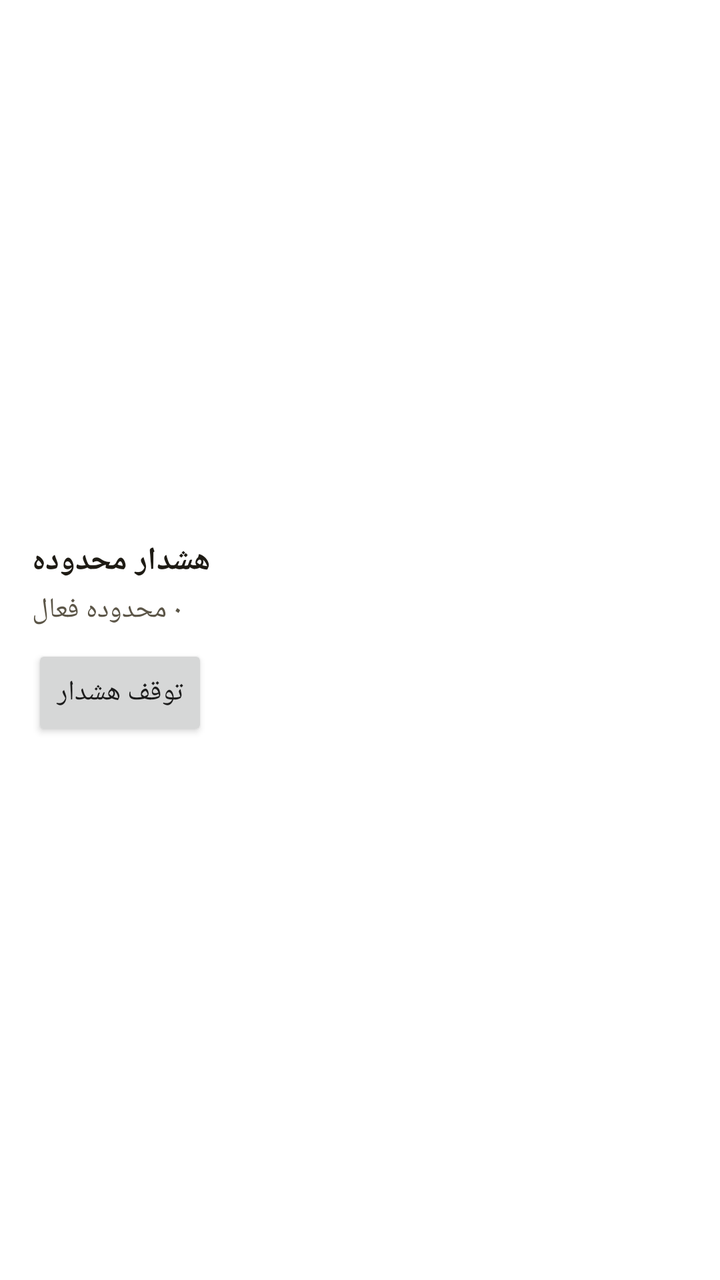
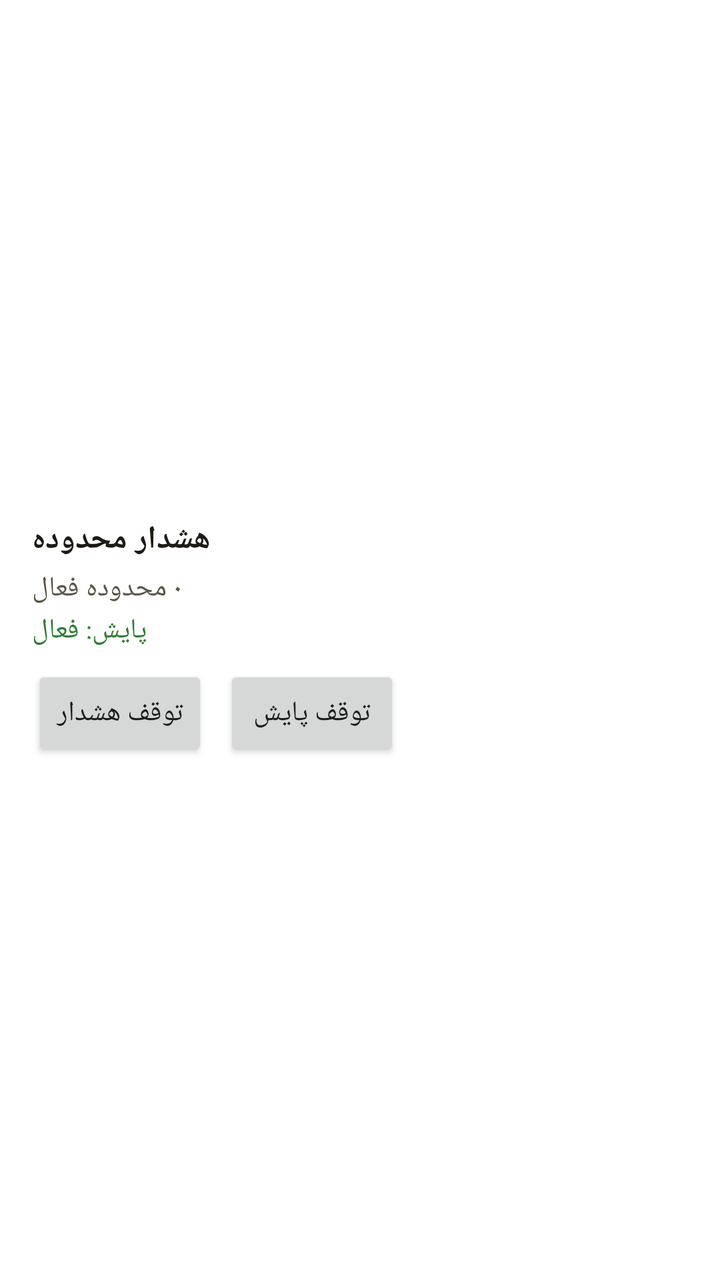

Before-and-after screenshots of an Android layout around one commit, followed by the original layout XML and the change that was made.
<!-- AndroidManifest.xml: application theme Theme.GeofenceAlert -->
<!-- res/layout/widget_geofence.xml -->
<?xml version="1.0" encoding="utf-8"?>
<LinearLayout xmlns:android="http://schemas.android.com/apk/res/android"
    android:id="@+id/widget_root"
    android:layout_width="match_parent"
    android:layout_height="match_parent"
    android:orientation="vertical"
    android:gravity="center_vertical"
    android:padding="16dp"
    android:background="@android:color/white">

    <TextView
        android:layout_width="wrap_content"
        android:layout_height="wrap_content"
        android:text="هشدار محدوده"
        android:textStyle="bold"
        android:textSize="16sp"
        android:textColor="#1E1B14" />

    <TextView
        android:id="@+id/tv_status"
        android:layout_width="wrap_content"
        android:layout_height="wrap_content"
        android:layout_marginTop="4dp"
        android:text="۰ محدوده فعال"
        android:textSize="14sp"
        android:textColor="#5C5648" />

    <Button
        android:id="@+id/btn_stop"
        android:layout_width="wrap_content"
        android:layout_height="wrap_content"
        android:layout_marginTop="8dp"
        android:text="توقف هشدار" />

</LinearLayout>
<!-- resources referenced by this layout -->
<resources>
  <style name="Theme.GeofenceAlert" parent="android:Theme.Material.Light.NoActionBar">
          <item name="android:statusBarColor">#1B5E20</item>
          <item name="android:navigationBarColor">#FFFFFF</item>
          <item name="android:windowLightStatusBar">false</item>
      </style>
</resources>

<!-- the commit's change to res/layout/widget_geofence.xml (unified diff, before → after) -->
@@ -25,11 +25,45 @@
         android:textSize="14sp"
         android:textColor="#5C5648" />
 
-    <Button
-        android:id="@+id/btn_stop"
+    <TextView
+        android:id="@+id/tv_monitor"
         android:layout_width="wrap_content"
         android:layout_height="wrap_content"
-        android:layout_marginTop="8dp"
-        android:text="توقف هشدار" />
+        android:layout_marginTop="2dp"
+        android:text="پایش: فعال"
+        android:textSize="14sp"
+        android:textColor="#2E7D32" />
+
+    <TextView
+        android:id="@+id/tv_alerting"
+        android:layout_width="wrap_content"
+        android:layout_height="wrap_content"
+        android:layout_marginTop="2dp"
+        android:text="هشدار در حال پخش است"
+        android:textStyle="bold"
+        android:textSize="14sp"
+        android:textColor="#C62828"
+        android:visibility="gone" />
+
+    <LinearLayout
+        android:layout_width="wrap_content"
+        android:layout_height="wrap_content"
+        android:orientation="horizontal"
+        android:layout_marginTop="8dp">
+
+        <Button
+            android:id="@+id/btn_stop"
+            android:layout_width="wrap_content"
+            android:layout_height="wrap_content"
+            android:text="توقف هشدار" />
+
+        <Button
+            android:id="@+id/btn_toggle"
+            android:layout_width="wrap_content"
+            android:layout_height="wrap_content"
+            android:layout_marginStart="8dp"
+            android:text="توقف پایش" />
+
+    </LinearLayout>
 
 </LinearLayout>
